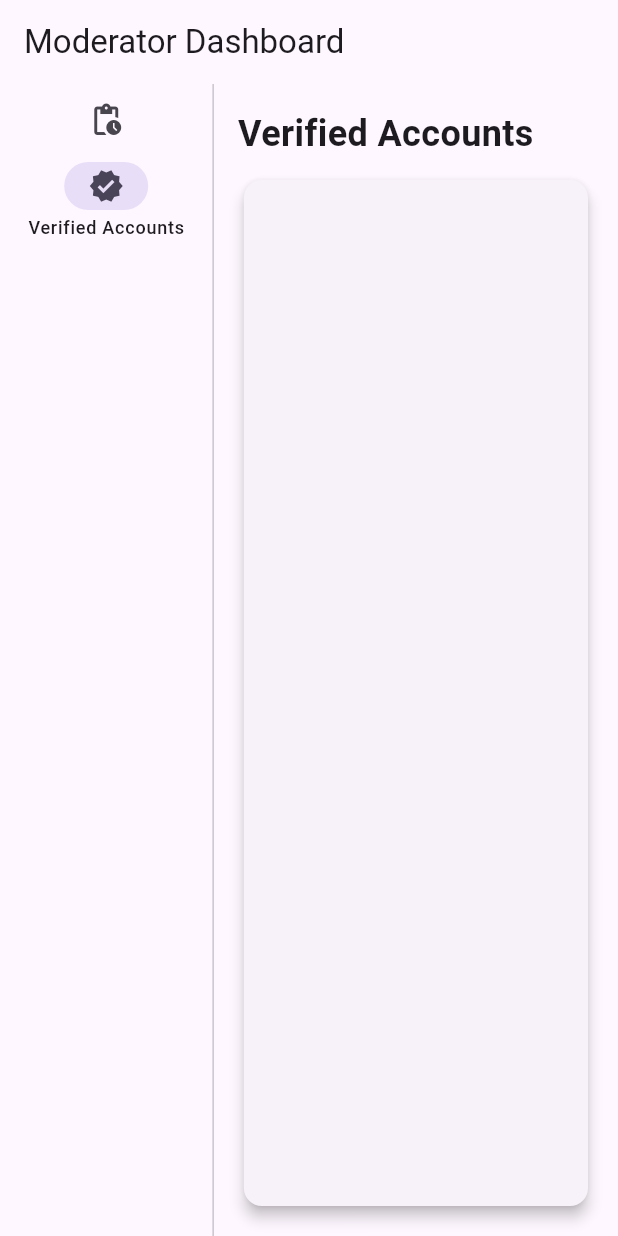
After one commit to repromantics01/ishira-dev, a Flutter app: the ModeratorDashboard screen opened directly, after a tap on "Verified Accounts", on a phone screen of 412 x 824 dp. The commit adds this screen. Run offline on Flutter 3.47's test engine with Material 3 defaults, Android fonts, the phone set to English and light mode, and no system bars; our stand-ins replace cloud_firestore, file_picker, firebase_auth, firebase_core; accounts and stored records are empty.

Commit message:
enabled navigation upon logging in, implemented  moderator's initial ui , added backend logic for verifying newly registered org accounts

```diff
--- a/lib/models/organization.dart
+++ b/lib/models/organization.dart
@@ -1,4 +1,5 @@
 import 'dart:convert';
+import 'package:cloud_firestore/cloud_firestore.dart';
 
 class Organization {
   int org_id;
@@ -6,6 +7,7 @@ class Organization {
   String org_proof_of_validation;
   DateTime date_created;
   List<String> admin_ids;
+  bool isVerified;
 
   Organization({
     required this.org_id,
@@ -13,14 +15,18 @@ class Organization {
     required this.org_proof_of_validation,
     required this.date_created,
     required this.admin_ids,
+    this.isVerified = false,
   });
 
   Organization.fromJson(Map<String, dynamic> json)
       : org_id = json['org_id'] as int,
         org_name = json['org_name'] as String,
         org_proof_of_validation = json['org_proof_of_validation'] as String,
-        date_created = DateTime.parse(json['date_created'] as String),
-        admin_ids = List<String>.from(json['admin_ids'] as List);
+        date_created = (json['date_created'] is Timestamp)
+            ? (json['date_created'] as Timestamp).toDate()
+            : DateTime.parse(json['date_created'] as String),
+        admin_ids = List<String>.from(json['admin_ids'] ?? []),
+        isVerified = json['isVerified'] as bool? ?? false;
 
   Organization copyWith({
     int? org_id,
@@ -28,6 +34,7 @@ class Organization {
     String? org_proof_of_validation,
     DateTime? date_created,
     List<String>? admin_ids,
+    bool? isVerified,
   }) {
     return Organization(
       org_id: org_id ?? this.org_id,
@@ -35,6 +42,7 @@ class Organization {
       org_proof_of_validation: org_proof_of_validation ?? this.org_proof_of_validation,
       date_created: date_created ?? this.date_created,
       admin_ids: admin_ids ?? this.admin_ids,
+      isVerified: isVerified ?? this.isVerified,
     );
   }
 
@@ -45,6 +53,7 @@ class Organization {
       'org_proof_of_validation': org_proof_of_validation,
       'date_created': date_created.toIso8601String(),
       'admin_ids': admin_ids,
+      'isVerified': isVerified,
     };
   }
 }
--- /dev/null
+++ b/lib/pages/web/moderator/dashboard.dart
@@ -0,0 +1,176 @@
+import 'package:flutter/material.dart';
+import 'package:cloud_firestore/cloud_firestore.dart';
+import 'package:pawsmatch/models/organization.dart';
+import 'package:pawsmatch/services/firebase_organization_service.dart';
+
+class ModeratorDashboard extends StatefulWidget {
+  const ModeratorDashboard({super.key});
+
+  @override
+  _ModeratorDashboardState createState() => _ModeratorDashboardState();
+}
+
+class _ModeratorDashboardState extends State<ModeratorDashboard> {
+  final FirebaseOrganizationService _organizationService = FirebaseOrganizationService();
+  int _selectedIndex = 0;
+
+  static const List<Widget> _widgetOptions = <Widget>[
+    VerificationRequests(),
+    VerifiedAccounts(),
+  ];
+
+  void _onItemTapped(int index) {
+    setState(() {
+      _selectedIndex = index;
+    });
+  }
+
+  @override
+  Widget build(BuildContext context) {
+    return Scaffold(
+      appBar: AppBar(
+        title: Text('Moderator Dashboard'),
+      ),
+      body: Row(
+        children: <Widget>[
+          NavigationRail(
+            selectedIndex: _selectedIndex,
+            onDestinationSelected: _onItemTapped,
+            labelType: NavigationRailLabelType.selected,
+            destinations: const <NavigationRailDestination>[
+              NavigationRailDestination(
+                icon: Icon(Icons.pending_actions),
+                selectedIcon: Icon(Icons.pending),
+                label: Text('Verification Requests'),
+              ),
+              NavigationRailDestination(
+                icon: Icon(Icons.verified_user),
+                selectedIcon: Icon(Icons.verified),
+                label: Text('Verified Accounts'),
+              ),
+            ],
+          ),
+          const VerticalDivider(thickness: 1, width: 1),
+          Expanded(
+            child: _widgetOptions.elementAt(_selectedIndex),
+          ),
+        ],
+      ),
+    );
+  }
+}
+
+class VerificationRequests extends StatelessWidget {
+  const VerificationRequests({super.key});
+
+  @override
+  Widget build(BuildContext context) {
+    final FirebaseOrganizationService _organizationService = FirebaseOrganizationService();
+
+    return Padding(
+      padding: const EdgeInsets.all(16.0),
+      child: Column(
+        crossAxisAlignment: CrossAxisAlignment.start,
+        children: [
+          Text(
+            'Verification Requests',
+            style: TextStyle(fontSize: 24, fontWeight: FontWeight.bold),
+          ),
+          SizedBox(height: 10),
+          Expanded(
+            child: FutureBuilder<List<Organization>>(
+              future: _organizationService.getUnverifiedOrgs(),
+              builder: (context, snapshot) {
+                if (snapshot.connectionState == ConnectionState.waiting) {
+                  return Center(child: CircularProgressIndicator());
+                }
+                if (snapshot.hasError) {
+                  return Center(child: Text('Error: ${snapshot.error}'));
+                }
+                if (!snapshot.hasData || snapshot.data!.isEmpty) {
+                  return Center(child: Text('No verification requests found.'));
+                }
+
+                final organizations = snapshot.data!;
+
+                return ListView.builder(
+                  itemCount: organizations.length,
+                  itemBuilder: (context, index) {
+                    final organization = organizations[index];
+                    return Card(
+                      margin: EdgeInsets.symmetric(vertical: 10),
+                      child: ListTile(
+                        title: Text(organization.org_name),
+                        subtitle: Column(
+                          crossAxisAlignment: CrossAxisAlignment.start,
+                          children: [
+                            Text('Proof of Validation: ${organization.org_proof_of_validation}'),
+                            Text('Date Created: ${organization.date_created.toLocal()}'),
+                            Text('Verified: ${organization.isVerified ? "Yes" : "No"}'),
+                          ],
+                        ),
+                        trailing: ElevatedButton(
+                          onPressed: () async {
+                            // Verify the organization
+                            final updatedOrg = organization.copyWith(isVerified: true);
+                            await _organizationService.updateOrganization(organization.org_id, updatedOrg);
+                            ScaffoldMessenger.of(context).showSnackBar(
+                              SnackBar(content: Text('${organization.org_name} has been verified')),
+                            );
+                          },
+                          child: Text('Verify'),
+                        ),
+                      ),
+                    );
+                  },
+                );
+              },
+            ),
+          ),
+        ],
+      ),
+    );
+  }
+}
+
+class VerifiedAccounts extends StatelessWidget {
+  const VerifiedAccounts({super.key});
+
+  @override
+  Widget build(BuildContext context) {
+    return Padding(
+      padding: const EdgeInsets.all(16.0),
+      child: Column(
+        crossAxisAlignment: CrossAxisAlignment.start,
+        children: [
+          Text(
+            'Verified Accounts',
+            style: TextStyle(fontSize: 24, fontWeight: FontWeight.bold),
+          ),
+          SizedBox(height: 10),
+          Expanded(
+            child: Card(
+              elevation: 4,
+              child: Padding(
+                padding: const EdgeInsets.all(16.0),
+                child: ListView.builder(
+                  itemCount: 0, // Assume the list is empty
+                  itemBuilder: (context, index) {
+                    return Card(
+                      margin: EdgeInsets.symmetric(vertical: 10),
+                      child: ListTile(
+                        title: Text('Organization Name'),
+                        subtitle: Text('Verified'),
+                        trailing: Icon(Icons.check_circle, color: Colors.green),
+                      ),
+                    );
+                  },
+                ),
+              ),
+            ),
+          ),
+        ],
+      ),
+    );
+  }
+}
--- a/lib/services/firebase_organization_service.dart
+++ b/lib/services/firebase_organization_service.dart
@@ -37,4 +37,30 @@ class FirebaseOrganizationService {
       return 1; // Default to 1 if there's an error
     }
   }
+
+  Future<void> updateOrganization(int orgId, Organization updatedOrganization) async {
+    try {
+      final querySnapshot = await _organizationCollectionRef
+          .where('org_id', isEqualTo: orgId)
+          .limit(1)
+          .get();
+      if (querySnapshot.docs.isNotEmpty) {
+        await querySnapshot.docs.first.reference.set(updatedOrganization);
+      }
+    } catch (e) {
+      print('Error updating organization: $e');
+    }
+  }
+
+  Future<List<Organization>> getUnverifiedOrgs() async {
+    try {
+      final querySnapshot = await _organizationCollectionRef
+          .where('isVerified', isEqualTo: false)
+          .get();
+      return querySnapshot.docs.map((doc) => doc.data()).toList();
+    } catch (e) {
+      print('Error getting unverified organizations: $e');
+      return [];
+    }
+  }
 }
```
Also changed, not shown: lib/models/account.dart (+9 -8 lines), lib/pages/mobile/registration/user_registration_form.dart (+5 -4 lines), lib/pages/web/home_page.dart (+32 -6 lines), lib/pages/web/organization/dashboard.dart (+12 -114 lines), lib/pages/web/organization/sign_up2.dart (+5 -3 lines), lib/services/firebase_account_service.dart (+20 -7 lines).
